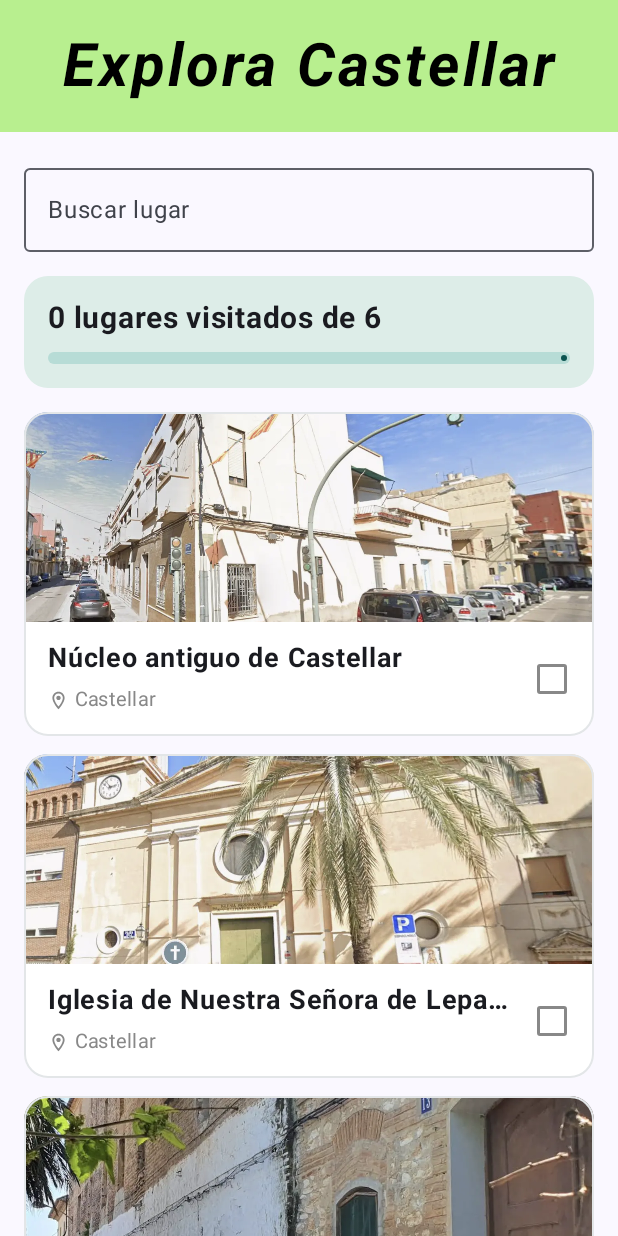
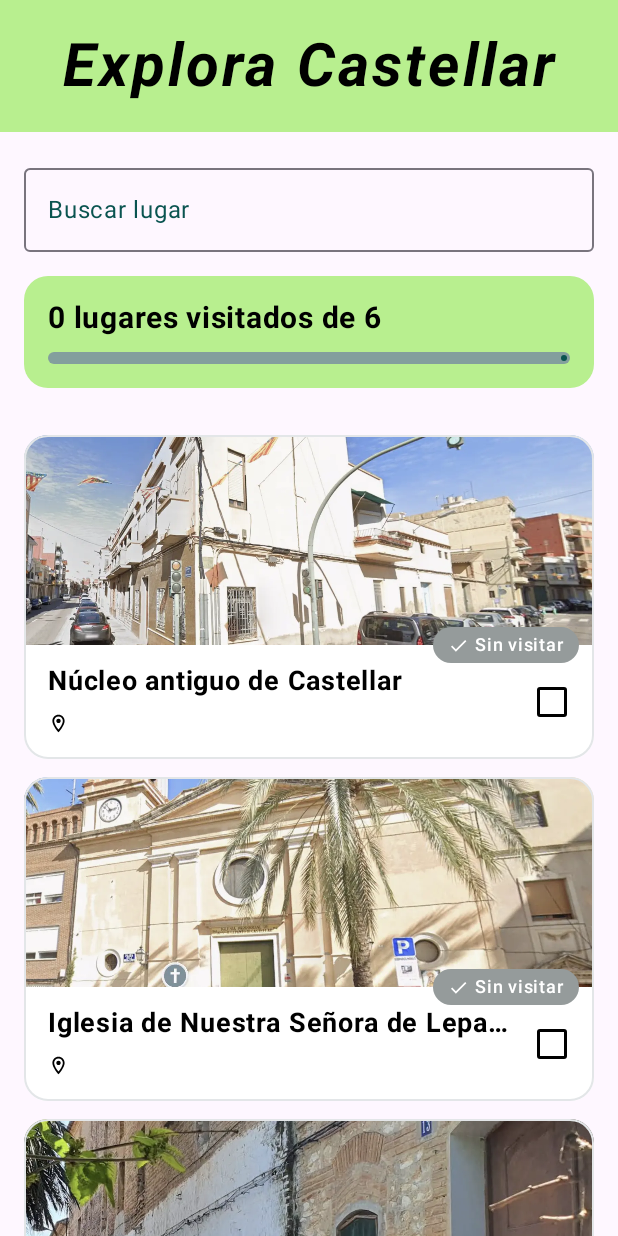
Before and after one commit to VoidVictor/ExploraCastellar, an Android app built with Jetpack Compose: the screen it shows after launch (MainActivity), on a phone screen of 412 x 824 dp. Run offline under Robolectric (Android 15) with nearby library versions, the phone set to English and light mode, and no system bars.

Commit message:
Hechos los temas claro y oscuro.

```diff
--- a/app/src/main/java/com/victorbustos/exploracastellar/MainActivity.kt
+++ b/app/src/main/java/com/victorbustos/exploracastellar/MainActivity.kt
@@ -4,6 +4,9 @@ import android.os.Bundle
 import androidx.activity.ComponentActivity
 import androidx.activity.compose.setContent
 import androidx.activity.enableEdgeToEdge
+import androidx.compose.animation.animateColorAsState
+import androidx.compose.animation.core.animateFloatAsState
+import androidx.compose.animation.core.tween
 import androidx.compose.foundation.BorderStroke
 import androidx.compose.foundation.Image
 import androidx.compose.foundation.background
@@ -54,6 +57,8 @@ import androidx.compose.material3.CenterAlignedTopAppBar
 import androidx.compose.material3.Checkbox
 import androidx.compose.material3.CheckboxDefaults
 import androidx.compose.material3.ExperimentalMaterial3Api
+import androidx.compose.material3.MaterialTheme
+import androidx.compose.material3.OutlinedTextFieldDefaults
 import androidx.compose.material3.TopAppBarDefaults
 import androidx.compose.ui.platform.LocalContext
 import androidx.compose.ui.res.pluralStringResource
@@ -78,8 +83,8 @@ class MainActivity : ComponentActivity() {
                             fontStyle = FontStyle.Italic,
                             letterSpacing = 2.sp) },
                             colors = TopAppBarDefaults.centerAlignedTopAppBarColors(
-                                containerColor = colorResource(R.color.green_title),
-                                titleContentColor = Color.Black
+                                containerColor = MaterialTheme.colorScheme.primary,
+                                titleContentColor = MaterialTheme.colorScheme.onPrimary
                             ))
 
                     }
@@ -92,7 +97,7 @@ class MainActivity : ComponentActivity() {
 @Composable
 fun PantallaPrincipal(modifier: Modifier = Modifier) {
     var busqueda by rememberSaveable() { mutableStateOf("") }
-    var lugares by remember() { mutableStateOf(DatosEjemplo.lugares) }
+    var lugares by rememberSaveable() { mutableStateOf(DatosEjemplo.lugares) }
     val visitados = lugares.count { it.visitado }
     val total = lugares.size
     val lugaresFiltrados = lugares.filter {
@@ -107,9 +112,10 @@ fun PantallaPrincipal(modifier: Modifier = Modifier) {
         OutlinedTextField(
             value = busqueda,
             onValueChange = { busqueda = it },
-            label = { Text(stringResource(R.string.titulo_buscador)) },
+            label = { Text(stringResource(R.string.titulo_buscador), color = MaterialTheme.colorScheme.tertiary) },
             placeholder = { Text(stringResource(R.string.placeholder_buscador)) },
             singleLine = true,
+            colors = OutlinedTextFieldDefaults.colors(focusedBorderColor = MaterialTheme.colorScheme.tertiary),
             modifier = Modifier
                 .fillMaxWidth()
                 .padding(16.dp)
@@ -118,19 +124,24 @@ fun PantallaPrincipal(modifier: Modifier = Modifier) {
             Modifier
                 .fillMaxWidth()
                 .padding(horizontal = 16.dp)
-                .background(Color(0xFFDDEDE8), RoundedCornerShape(16.dp))
+                .background(MaterialTheme.colorScheme.secondary, RoundedCornerShape(16.dp))
                 .padding(16.dp)
         ) {
             Text(
                 pluralStringResource(R.plurals.contador_visitados, visitados, visitados, total),
+                color = MaterialTheme.colorScheme.onPrimary,
                 fontWeight = FontWeight.Bold,
                 fontSize = 20.sp
             )
             Spacer(Modifier.padding(5.dp))
+            val progresoAnimado by animateFloatAsState(
+                targetValue = if (total == 0) 0f else visitados.toFloat() / total,
+                animationSpec = tween(durationMillis = 300)
+            )
             LinearProgressIndicator(
-                progress = { if (total == 0) 0f else visitados.toFloat() / total },
-                color = Color(0xFF0A5450),
-                trackColor = Color(0xFFB7DCD6),
+                progress = { progresoAnimado },
+                color = MaterialTheme.colorScheme.onSurface,
+                trackColor = MaterialTheme.colorScheme.surface,
                 strokeCap = StrokeCap.Round,
                 modifier = Modifier
                     .fillMaxWidth()
@@ -141,7 +152,8 @@ fun PantallaPrincipal(modifier: Modifier = Modifier) {
         LazyColumn(
             modifier = Modifier
                 .fillMaxWidth()
-                .weight(1f),
+                .weight(1f)
+                .padding(top = 15.dp),
             contentPadding = PaddingValues(16.dp),
             verticalArrangement = Arrangement.spacedBy(12.dp)
         ) {
@@ -169,7 +181,7 @@ fun TarjetaLugar(lugar: Lugar, onVisitadoChange: (Boolean) -> Unit) {
         colors = CardDefaults.cardColors(containerColor = Color.White),
         border = BorderStroke(1.dp, Color(0xFFE3E6E8))
     ) {
-        Box {
+        Box (Modifier.background(MaterialTheme.colorScheme.primaryContainer)){
             Column {
                 Image(
                     painter = painterResource(lugar.imagen),
@@ -190,38 +202,45 @@ fun TarjetaLugar(lugar: Lugar, onVisitadoChange: (Boolean) -> Unit) {
                             fontSize = 18.sp,
                             fontWeight = FontWeight.Bold,
                             maxLines = 1,
-                            overflow = TextOverflow.Ellipsis
+                            overflow = TextOverflow.Ellipsis,
+                            color = MaterialTheme.colorScheme.onPrimary
                         )
                         Spacer(Modifier.height(4.dp))
                         Row(verticalAlignment = Alignment.CenterVertically) {
                             Icon(
                                 Icons.Outlined.LocationOn,
                                 contentDescription = null,
-                                tint = Color.Gray,
+                                tint = MaterialTheme.colorScheme.onPrimaryContainer,
                                 modifier = Modifier.size(14.dp)
                             )
                             Spacer(Modifier.width(4.dp))
-                            Text(stringResource(lugar.zona), fontSize = 13.sp, color = Color.Gray)
+                            Text(stringResource(lugar.zona), fontSize = 13.sp, color = MaterialTheme.colorScheme.onSecondaryContainer)
                         }
                     }
                     Checkbox(
                         checked = lugar.visitado,
                         onCheckedChange = onVisitadoChange,
                         colors = CheckboxDefaults.colors(
-                            checkedColor = Color(0xFF0A5450),
-                            uncheckedColor = Color.Gray
+                            checkedColor = MaterialTheme.colorScheme.primaryFixed,
+                            uncheckedColor = MaterialTheme.colorScheme.onPrimaryContainer
                         )
                     )
                 }
             }
 
-            if (lugar.visitado) {
+            val colorFondo by animateColorAsState(
+                targetValue = if (lugar.visitado) MaterialTheme.colorScheme.primaryFixed else MaterialTheme.colorScheme.secondaryContainer
+            )
+
+            val texto = if (lugar.visitado) stringResource(R.string.visitado) else stringResource(
+                R.string.sin_visitar
+            )
             Row(
                 Modifier
                     .align(Alignment.TopEnd)
                     .padding(top = altoFoto - altoInsignia / 2, end = 10.dp)
                     .height(altoInsignia)
-                        .background(Color(0xFF0A5450), RoundedCornerShape(50))
+                    .background(colorFondo, RoundedCornerShape(50))
                     .padding(horizontal = 10.dp),
                 verticalAlignment = Alignment.CenterVertically
             ) {
@@ -233,7 +252,7 @@ fun TarjetaLugar(lugar: Lugar, onVisitadoChange: (Boolean) -> Unit) {
                 )
                 Spacer(Modifier.width(4.dp))
                 Text(
-                        stringResource(R.string.texto_checkbox),
+                    texto,
                     color = Color.White,
                     fontSize = 12.sp,
                     fontWeight = FontWeight.SemiBold
@@ -242,4 +261,3 @@ fun TarjetaLugar(lugar: Lugar, onVisitadoChange: (Boolean) -> Unit) {
         }
     }
 }
-}
--- a/app/src/main/java/com/victorbustos/exploracastellar/ui/theme/Color.kt
+++ b/app/src/main/java/com/victorbustos/exploracastellar/ui/theme/Color.kt
@@ -2,10 +2,10 @@ package com.victorbustos.exploracastellar.ui.theme
 
 import androidx.compose.ui.graphics.Color
 
-val Purple80 = Color(0xFFD0BCFF)
-val PurpleGrey80 = Color(0xFFCCC2DC)
-val Pink80 = Color(0xFFEFB8C8)
-
-val Purple40 = Color(0xFF6650a4)
-val PurpleGrey40 = Color(0xFF625b71)
-val Pink40 = Color(0xFF7D5260)
+val verdeTitulo = Color(0xFFB8EF8F);
+val verdeClaro = Color(0xFFB7DCD6);
+val verdeSemiOscuro = Color(0xFF839F9D);
+val verdeOscuro = Color(0xFF0A5450);
+val verdeMasOscuro = Color(0xFF074440);
+val gris = Color(0xFF636767);
+val grisCheckedBox = Color(0xFF959B9B);
--- a/app/src/main/java/com/victorbustos/exploracastellar/ui/theme/Theme.kt
+++ b/app/src/main/java/com/victorbustos/exploracastellar/ui/theme/Theme.kt
@@ -9,35 +9,45 @@ import androidx.compose.material3.dynamicDarkColorScheme
 import androidx.compose.material3.dynamicLightColorScheme
 import androidx.compose.material3.lightColorScheme
 import androidx.compose.runtime.Composable
+import androidx.compose.ui.graphics.Color
 import androidx.compose.ui.platform.LocalContext
 
 private val DarkColorScheme = darkColorScheme(
-    primary = Purple80,
-    secondary = PurpleGrey80,
-    tertiary = Pink80
+    primary = verdeOscuro,
+    onPrimary = Color.White,
+    secondary = verdeOscuro,
+    onSecondary = Color.White,
+    tertiary = verdeClaro,
+    primaryContainer = gris,
+    onPrimaryContainer = Color.White,
+    secondaryContainer = grisCheckedBox,
+    onSecondaryContainer = Color.White,
+    surface = verdeMasOscuro,
+    onSurface = verdeClaro,
+    primaryFixed = verdeOscuro
 )
 
 private val LightColorScheme = lightColorScheme(
-    primary = Purple40,
-    secondary = PurpleGrey40,
-    tertiary = Pink40
+    primary = verdeTitulo,
+    onPrimary = Color.Black,
+    secondary = verdeTitulo,
+    onSecondary = verdeSemiOscuro,
+    tertiary = verdeOscuro,
+    primaryContainer = Color.White,
+    onPrimaryContainer = Color.Black,
+    secondaryContainer = grisCheckedBox,
+    onSecondaryContainer = Color.White,
+    surface = verdeSemiOscuro,
+    onSurface = verdeOscuro,
+    primaryFixed = verdeOscuro
 
-    /* Other default colors to override
-    background = Color(0xFFFFFBFE),
-    surface = Color(0xFFFFFBFE),
-    onPrimary = Color.White,
-    onSecondary = Color.White,
-    onTertiary = Color.White,
-    onBackground = Color(0xFF1C1B1F),
-    onSurface = Color(0xFF1C1B1F),
-    */
 )
 
 @Composable
 fun ExploraCastellarTheme(
     darkTheme: Boolean = isSystemInDarkTheme(),
     // Dynamic color is available on Android 12+
-    dynamicColor: Boolean = true,
+    dynamicColor: Boolean = false,
     content: @Composable () -> Unit
 ) {
     val colorScheme = when {
--- a/app/src/main/res/values/strings.xml
+++ b/app/src/main/res/values/strings.xml
@@ -62,5 +62,6 @@
     </plurals>
 
     <!-- Checkbox -->
-    <string name="texto_checkbox">Visitado</string>
+    <string name="visitado">Visitado</string>
+    <string name="sin_visitar">Sin visitar</string>
 </resources>
```
Also changed, not shown: 1 other file. Lines whose indentation alone changed are shown as unchanged.
